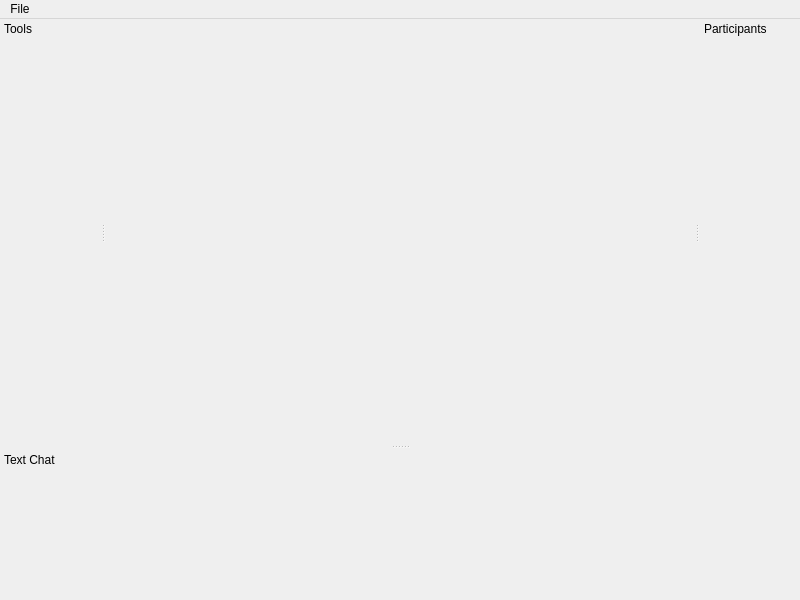
Above: RaptorPaint/mainwindow.ui from nickrak/RaptorPaint before the change. Below: the same form after it.
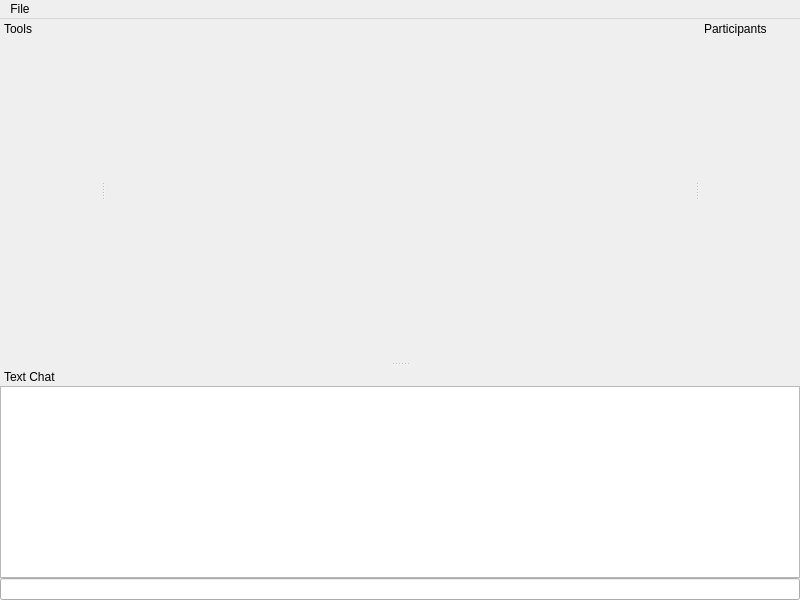
That is the form after the change.

Commit message: Added connection window. Started text chat implementation.

What changed in the file:
```diff
--- a/RaptorPaint/mainwindow.ui
+++ b/RaptorPaint/mainwindow.ui
@@ -82,8 +82,8 @@
   <widget class="QDockWidget" name="textChatBox">
    <property name="minimumSize">
     <size>
-     <width>30</width>
-     <height>150</height>
+     <width>102</width>
+     <height>160</height>
     </size>
    </property>
    <property name="features">
@@ -95,7 +95,22 @@
    <attribute name="dockWidgetArea">
     <number>8</number>
    </attribute>
-   <widget class="QWidget" name="dockWidgetContents"/>
+   <widget class="QWidget" name="dockWidgetContents">
+    <layout class="QVBoxLayout" name="verticalLayout">
+     <property name="spacing">
+      <number>0</number>
+     </property>
+     <property name="margin">
+      <number>0</number>
+     </property>
+     <item>
+      <widget class="QTextEdit" name="chatLog"/>
+     </item>
+     <item>
+      <widget class="QLineEdit" name="input"/>
+     </item>
+    </layout>
+   </widget>
   </widget>
   <action name="actionConnect_Host">
    <property name="text">
```
Left out of the diff: 2 changed lines with no effect on the pictures. The commit also changes 12 other files.
